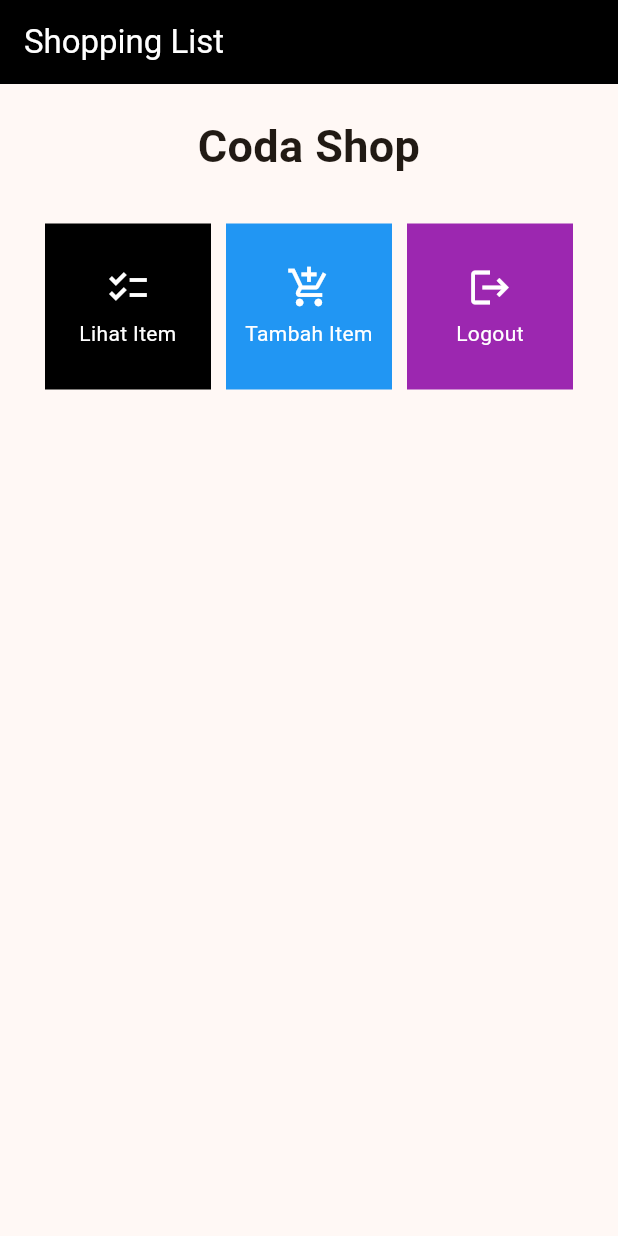
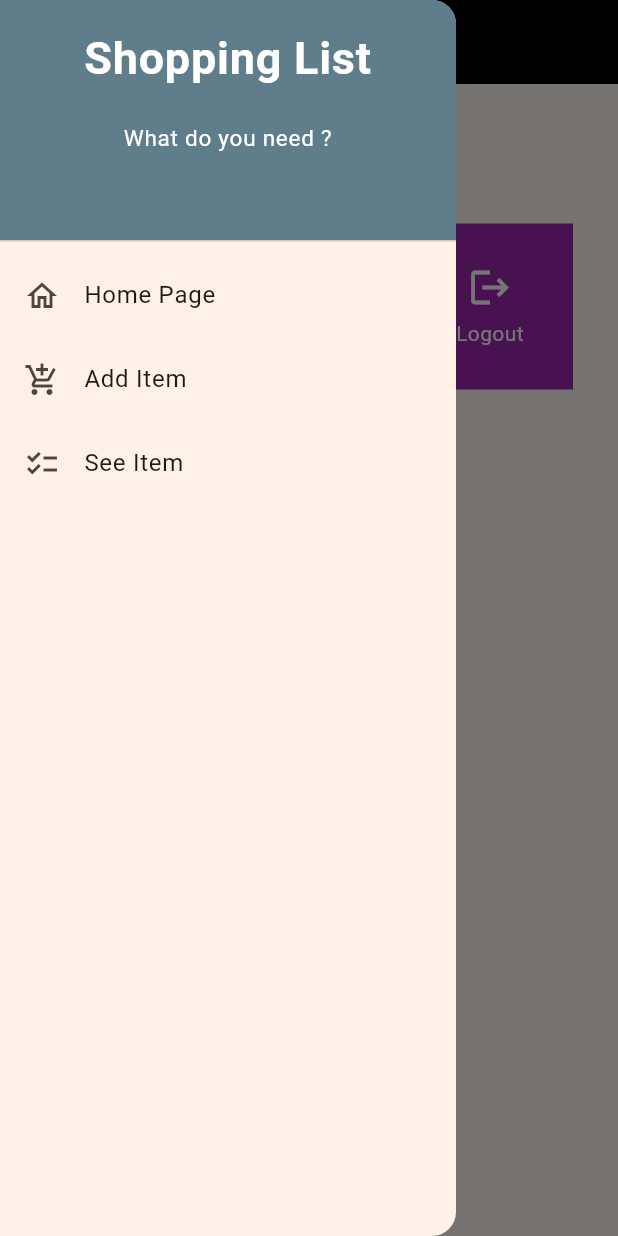
Before and after one commit to codaaa19/codashop, a Flutter app: the screen it shows after launch, with the side drawer open (before the commit the screen has no drawer), on a phone screen of 412 x 824 dp. Run offline on Flutter 3.47's test engine with Material 2 defaults, Android fonts, the phone set to English and light mode, and no system bars.

Commit message:
Alhamdulillah done 8

```diff
--- /dev/null
+++ b/lib/item.dart
@@ -0,0 +1,7 @@
+class Item {
+  final String name;
+  final int price;
+  final String description;
+
+  Item(this.name, this.price, this.description);
+}
--- a/lib/main.dart
+++ b/lib/main.dart
@@ -1,5 +1,5 @@
 import 'package:flutter/material.dart';
-import 'package:codashop/menu.dart';
+import 'package:codashop/screens/menu.dart';
 
 void main() {
   runApp(const MyApp());
--- a/lib/menu.dart
+++ b/lib/screens/menu.dart
@@ -1,24 +1,39 @@
 import 'package:flutter/material.dart';
+import 'package:codashop/screens/shoplist_form.dart';
+import 'package:codashop/widgets/left_drawer.dart';
+import 'package:codashop/screens/listitem.dart';
+// TODO: Impor halaman ShopFormPage jika sudah dibuat
+
 
 class MyHomePage extends StatelessWidget {
-    MyHomePage({Key? key}) : super(key: key);
-
-    final List<ShopItem> items = [
+      MyHomePage({Key? key}) : super(key: key);
+  final List<ShopItem> items = [
     ShopItem("Lihat Item", Icons.checklist, Colors.black),
     ShopItem("Tambah Item", Icons.add_shopping_cart, Colors.blue),
     ShopItem("Logout", Icons.logout, Colors.purple),
     ];
 
-    @override
+  // This widget is the home page of your application. It is stateful, meaning
+  // that it has a State object (defined below) that contains fields that affect
+  // how it looks.
+
+  // This class is the configuration for the state. It holds the values (in this
+  // case the title) provided by the parent (in this case the App widget) and
+  // used by the build method of the State. Fields in a Widget subclass are
+  // always marked "final".
+@override
     Widget build(BuildContext context) {
         return Scaffold(
-            appBar: AppBar(
+      appBar: AppBar(
         title: const Text(
           'Shopping List',
           style: TextStyle(color: Colors.white),
         ),
         backgroundColor: Colors.black,
+        foregroundColor: Colors.white,
       ),
+
+      drawer: const LeftDrawer(),
       body: SingleChildScrollView(
         // Widget wrapper yang dapat discroll
         child: Padding(
@@ -30,7 +45,7 @@ class MyHomePage extends StatelessWidget {
                 padding: EdgeInsets.only(top: 10.0, bottom: 10.0),
                 // Widget Text untuk menampilkan tulisan dengan alignment center dan style yang sesuai
                 child: Text(
-                  'Coda Shop', // Text yang menandakan toko
+                  'CodaShop', // Text yang menandakan toko
                   textAlign: TextAlign.center,
                   style: TextStyle(
                     fontSize: 30,
@@ -68,6 +83,14 @@ class ShopItem {
   ShopItem(this.name, this.icon, this.color);
 }
 
+class Item {
+  final String name;
+  final int price;
+  final String description;
+
+  Item({required this.name, required this.price, required this.description});
+}
+
 class ShopCard extends StatelessWidget {
   final ShopItem item;
 
@@ -85,7 +108,18 @@ class ShopCard extends StatelessWidget {
             ..hideCurrentSnackBar()
             ..showSnackBar(SnackBar(
                 content: Text("Kamu telah menekan tombol ${item.name}!"), backgroundColor: item.color));
-
+                // Navigate ke route yang sesuai (tergantung jenis tombol)
+              if (item.name == "Tambah Item") {
+                Navigator.push(
+                context,
+                MaterialPageRoute(
+                  builder: (context) => const ShopFormPage(),
+                ));
+              }
+              else if (item.name == "Lihat Item"){
+                  Navigator.push(context,
+                      MaterialPageRoute(builder: (context) => const ItemPage()));
+              }
         },
         child: Container(
           // Container untuk menyimpan Icon dan Text
--- /dev/null
+++ b/lib/widgets/left_drawer.dart
@@ -0,0 +1,81 @@
+import 'package:flutter/material.dart';
+import 'package:codashop/screens/menu.dart';
+import 'package:codashop/screens/shoplist_form.dart';
+import 'package:codashop/screens/listitem.dart';
+
+class LeftDrawer extends StatelessWidget {
+  const LeftDrawer({Key? key});
+
+  @override
+  Widget build(BuildContext context) {
+    return Drawer(
+      child: ListView(
+        children: [
+          const DrawerHeader(
+            decoration: BoxDecoration(
+              color: Colors.blueGrey,
+            ),
+            child: Column(
+              children: [
+                Text(
+                  'Shopping List',
+                  textAlign: TextAlign.center,
+                  style: TextStyle(
+                    fontSize: 30,
+                    fontWeight: FontWeight.bold,
+                    color: Colors.white,
+                  ),
+                ),
+                Padding(padding: EdgeInsets.all(10)),
+                Text(
+                  "What do you need ?",
+                  style:  TextStyle(
+                    fontSize: 15,
+                    color:  Colors.white,
+                    fontWeight:  FontWeight.normal,
+                  ),
+                  textAlign: TextAlign.center,
+                ),
+              ],
+            ),
+          ),
+          ListTile(
+            leading: const Icon(Icons.home_outlined),
+            title: const Text('Home Page'),
+            // Bagian redirection ke MyHomePage
+            onTap: () {
+              Navigator.pushReplacement(
+                  context,
+                  MaterialPageRoute(
+                    builder: (context) => MyHomePage(),
+                  ));
+            },
+          ),
+          ListTile(
+            leading: const Icon(Icons.add_shopping_cart),
+            title: const Text('Add Item'),
+            // Bagian redirection ke ShopFormPage
+            onTap: () {
+              Navigator.push(
+                  context,
+                  MaterialPageRoute(
+                    builder: (context) => const ShopFormPage(),
+                  ));
+            },
+          ),
+          ListTile(
+            leading: const Icon(Icons.checklist),
+            title: const Text('See Item'),
+            onTap: () {
+              Navigator.push(
+                  context,
+                  MaterialPageRoute(
+                    builder: (context) => const ItemPage(),
+                  ));
+            },
+          ),
+        ],
+      ),
+    );
+  }
+}
--- /dev/null
+++ b/lib/widgets/shop_card.dart
@@ -0,0 +1,57 @@
+import 'package:codashop/screens/listitem.dart';
+import 'package:flutter/material.dart';
+import 'package:codashop/screens/menu.dart';
+import 'package:codashop/screens/shoplist_form.dart';
+
+class ShopCard extends StatelessWidget {
+  final ShopItem item;
+
+  const ShopCard(this.item, {super.key}); // Constructor
+
+  @override
+  Widget build(BuildContext context) {
+    return Material(
+      color: item.color,
+      child: InkWell(
+        // Area responsive terhadap sentuhan
+        onTap: () {
+          // Memunculkan SnackBar ketika diklik
+          ScaffoldMessenger.of(context)
+            ..hideCurrentSnackBar()
+            ..showSnackBar(SnackBar(
+                content: Text("Kamu telah menekan tombol ${item.name}!")));
+              if (item.name == "Tambah Produk") {
+                  Navigator.push(context,
+                      MaterialPageRoute(builder: (context) => const ShopFormPage()));
+              }
+              else if (item.name == "Lihat Item"){
+                  Navigator.push(context,
+                      MaterialPageRoute(builder: (context) => const ItemPage()));
+              }
+        },
+        child: Container(
+          // Container untuk menyimpan Icon dan Text
+          padding: const EdgeInsets.all(8),
+          child: Center(
+            child: Column(
+              mainAxisAlignment: MainAxisAlignment.center,
+              children: [
+                Icon(
+                  item.icon,
+                  color: Colors.white,
+                  size: 30.0,
+                ),
+                const Padding(padding: EdgeInsets.all(3)),
+                Text(
+                  item.name,
+                  textAlign: TextAlign.center,
+                  style: const TextStyle(color: Colors.white),
+                ),
+              ],
+            ),
+          ),
+        ),
+      ),
+    );
+  }
+}
```
Also changed, not shown: lib/screens/listitem.dart (added, +43 -0 lines), lib/screens/shoplist_form.dart (added, +168 -0 lines), bonusflutter2.png (added), 1 other file.
